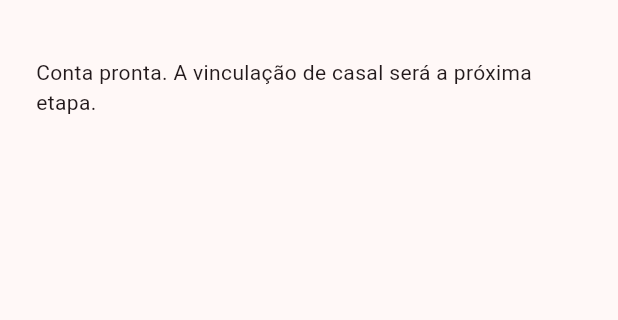
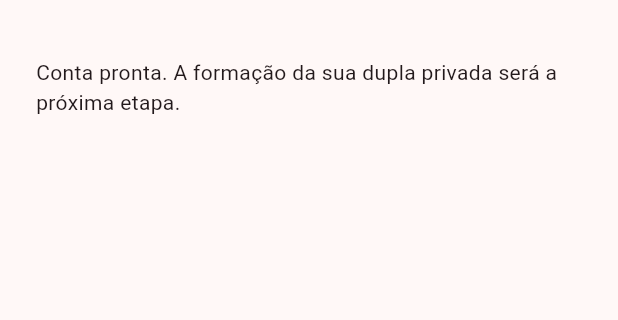
Before and after one commit to sygnata/entre-nos, a Flutter app: the _OnboardingCompleteScreen screen opened directly, on a phone screen of 412 x 824 dp, the part 63-383 px from its top. Run offline on Flutter 3.47's test engine with Material 3 defaults, Android fonts, the phone set to English and light mode, and no system bars; our stand-ins replace flutter_riverpod, go_router, supabase_flutter; accounts and stored records are empty.

Commit message:
docs: align onboarding with private duo model

```diff
--- a/lib/features/auth/presentation/auth_gate.dart
+++ b/lib/features/auth/presentation/auth_gate.dart
@@ -157,7 +157,9 @@ class _OnboardingCompleteScreen extends StatelessWidget {
     appBar: AppBar(title: const Text('EntreNós')),
     body: const Padding(
       padding: EdgeInsets.all(24),
-      child: Text('Conta pronta. A vinculação de casal será a próxima etapa.'),
+      child: Text(
+        'Conta pronta. A formação da sua dupla privada será a próxima etapa.',
+      ),
     ),
   );
 }
```
Also changed, not shown: 3 other files.
